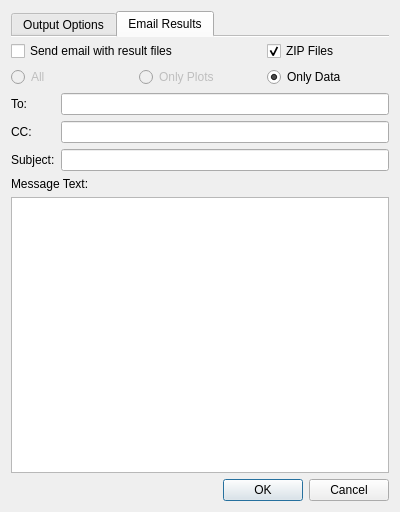
Before: the Qt Designer form reflectivity_ui/ui/ui_reduce_dialog.ui in neutrons/reflectivity_ui, drawn with Qt 5.
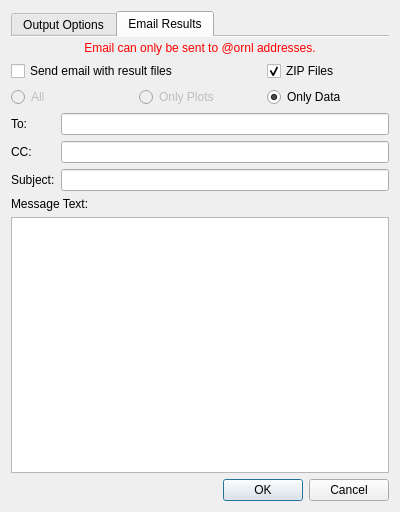
After: the same form once the commit is applied. The open tabs and pages were chosen to show the change. Icons and pictures are not drawn.

Commit message:
Always output ASCII
Remove option for ASCII output, it should always be produced. Also add a message about email on working for ornl.gov

```diff
--- a/reflectivity_ui/ui/ui_reduce_dialog.ui
+++ b/reflectivity_ui/ui/ui_reduce_dialog.ui
@@ -250,6 +250,19 @@
        <property name="bottomMargin">
         <number>0</number>
        </property>
+       <item>
+        <widget class="QLabel" name="label_8">
+         <property name="styleSheet">
+          <string notr="true">color: red;</string>
+         </property>
+         <property name="text">
+          <string>Email can only be sent to @ornl addresses.</string>
+         </property>
+         <property name="alignment">
+          <set>Qt::AlignCenter</set>
+         </property>
+        </widget>
+       </item>
        <item>
         <layout class="QGridLayout" name="gridLayout_3">
          <item row="0" column="2">
```
Left out of the diff: 15 changed lines with no effect on the pictures. The commit also changes 2 other files.
